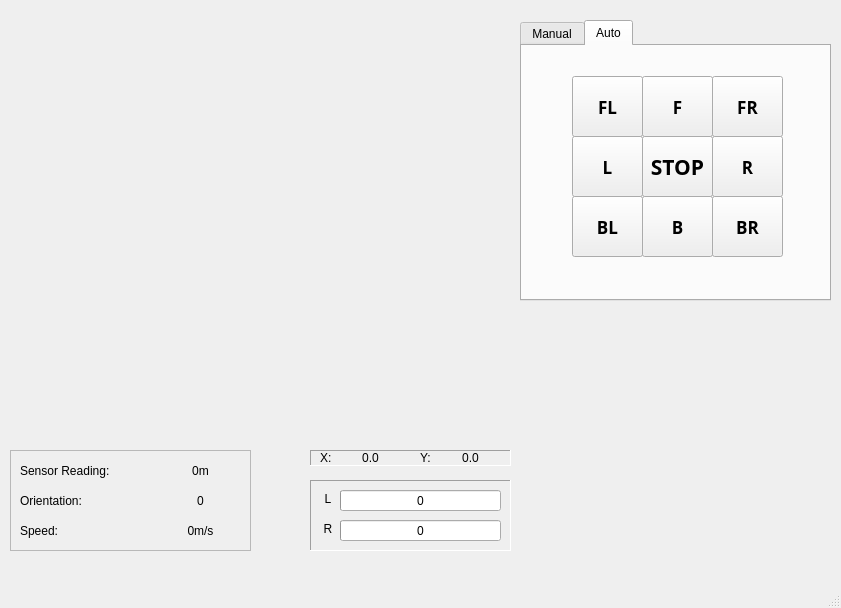
First picture: the form in GUI/host_panel.ui, repository ronnymajani/CarBasicESP32, before the edit.
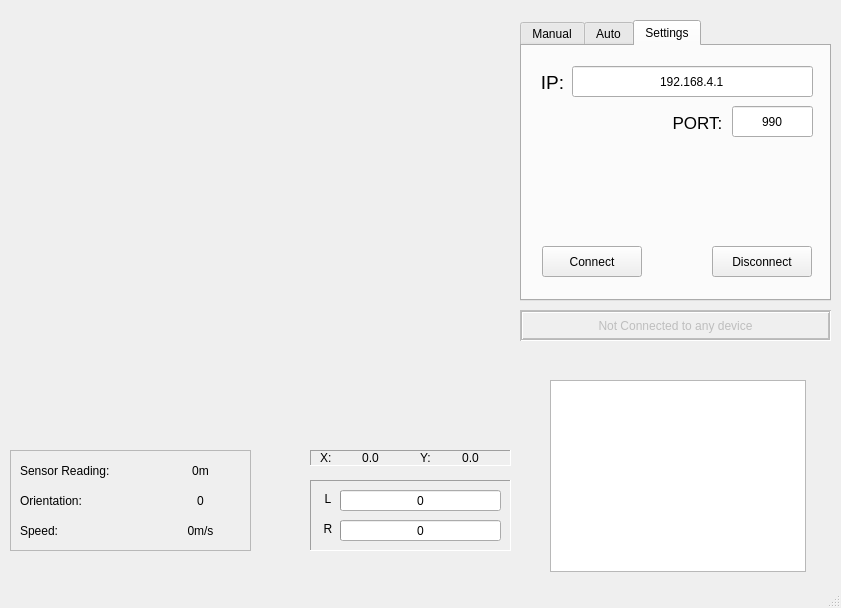
Second picture: the form after the edit.

Commit message: Improved UI; Network Manager; Better modular design

Patch:
```diff
--- a/GUI/host_panel.ui
+++ b/GUI/host_panel.ui
@@ -299,7 +299,7 @@
      <enum>QTabWidget::Rounded</enum>
     </property>
     <property name="currentIndex">
-     <number>1</number>
+     <number>2</number>
     </property>
     <property name="elideMode">
      <enum>Qt::ElideNone</enum>
@@ -758,6 +758,114 @@
       </property>
      </widget>
     </widget>
+    <widget class="QWidget" name="controls_settings">
+     <attribute name="title">
+      <string>Settings</string>
+     </attribute>
+     <widget class="QLineEdit" name="controls_settings_ip_value">
+      <property name="enabled">
+       <bool>true</bool>
+      </property>
+      <property name="geometry">
+       <rect>
+        <x>50</x>
+        <y>20</y>
+        <width>241</width>
+        <height>31</height>
+       </rect>
+      </property>
+      <property name="text">
+       <string>192.168.4.1</string>
+      </property>
+      <property name="alignment">
+       <set>Qt::AlignCenter</set>
+      </property>
+     </widget>
+     <widget class="QPushButton" name="controls_settings_button_disconnect">
+      <property name="geometry">
+       <rect>
+        <x>190</x>
+        <y>200</y>
+        <width>100</width>
+        <height>31</height>
+       </rect>
+      </property>
+      <property name="text">
+       <string>Disconnect</string>
+      </property>
+     </widget>
+     <widget class="QLabel" name="controls_settings_ip_label">
+      <property name="geometry">
+       <rect>
+        <x>20</x>
+        <y>26</y>
+        <width>21</width>
+        <height>21</height>
+       </rect>
+      </property>
+      <property name="font">
+       <font>
+        <pointsize>14</pointsize>
+       </font>
+      </property>
+      <property name="text">
+       <string>IP:</string>
+      </property>
+      <property name="alignment">
+       <set>Qt::AlignCenter</set>
+      </property>
+     </widget>
+     <widget class="QLabel" name="controls_settings_port_label">
+      <property name="geometry">
+       <rect>
+        <x>150</x>
+        <y>66</y>
+        <width>51</width>
+        <height>21</height>
+       </rect>
+      </property>
+      <property name="font">
+       <font>
+        <pointsize>13</pointsize>
+       </font>
+      </property>
+      <property name="text">
+       <string>PORT:</string>
+      </property>
+      <property name="alignment">
+       <set>Qt::AlignCenter</set>
+      </property>
+     </widget>
+     <widget class="QLineEdit" name="controls_settings_port_value">
+      <property name="geometry">
+       <rect>
+        <x>210</x>
+        <y>60</y>
+        <width>81</width>
+        <height>31</height>
+       </rect>
+      </property>
+      <property name="text">
+       <string>990</string>
+      </property>
+      <property name="alignment">
+       <set>Qt::AlignCenter</set>
+      </property>
+     </widget>
+     <widget class="QPushButton" name="controls_settings_button_connect">
+      <property name="geometry">
+       <rect>
+        <x>20</x>
+        <y>200</y>
+        <width>100</width>
+        <height>31</height>
+       </rect>
+      </property>
+      <property name="text">
+       <string>Connect</string>
+      </property>
+     </widget>
+    </widget>
    </widget>
    <widget class="QWidget" name="robot_map" native="true">
     <property name="geometry">
@@ -769,7 +877,48 @@
      </rect>
     </property>
    </widget>
-   <zorder>robot_map</zorder>
+   <widget class="QTextBrowser" name="debugOutputTextview">
+    <property name="geometry">
+     <rect>
+      <x>550</x>
+      <y>380</y>
+      <width>256</width>
+      <height>192</height>
+     </rect>
+    </property>
+   </widget>
+   <widget class="QLabel" name="connection_status_label">
+    <property name="enabled">
+     <bool>false</bool>
+    </property>
+    <property name="geometry">
+     <rect>
+      <x>520</x>
+      <y>310</y>
+      <width>311</width>
+      <height>31</height>
+     </rect>
+    </property>
+    <property name="frameShape">
+     <enum>QFrame::Box</enum>
+    </property>
+    <property name="frameShadow">
+     <enum>QFrame::Sunken</enum>
+    </property>
+    <property name="lineWidth">
+     <number>1</number>
+    </property>
+    <property name="midLineWidth">
+     <number>1</number>
+    </property>
+    <property name="text">
+     <string>Not Connected to any device</string>
+    </property>
+    <property name="alignment">
+     <set>Qt::AlignCenter</set>
+    </property>
+   </widget>
+   <zorder>panel_canvas</zorder>
    <zorder>frame_details</zorder>
    <zorder>frame_pwm</zorder>
    <zorder>frame_controls_pwm_label</zorder>
```
Left out of the diff: 4 changed lines with no effect on the pictures. The commit also changes 7 other files.
